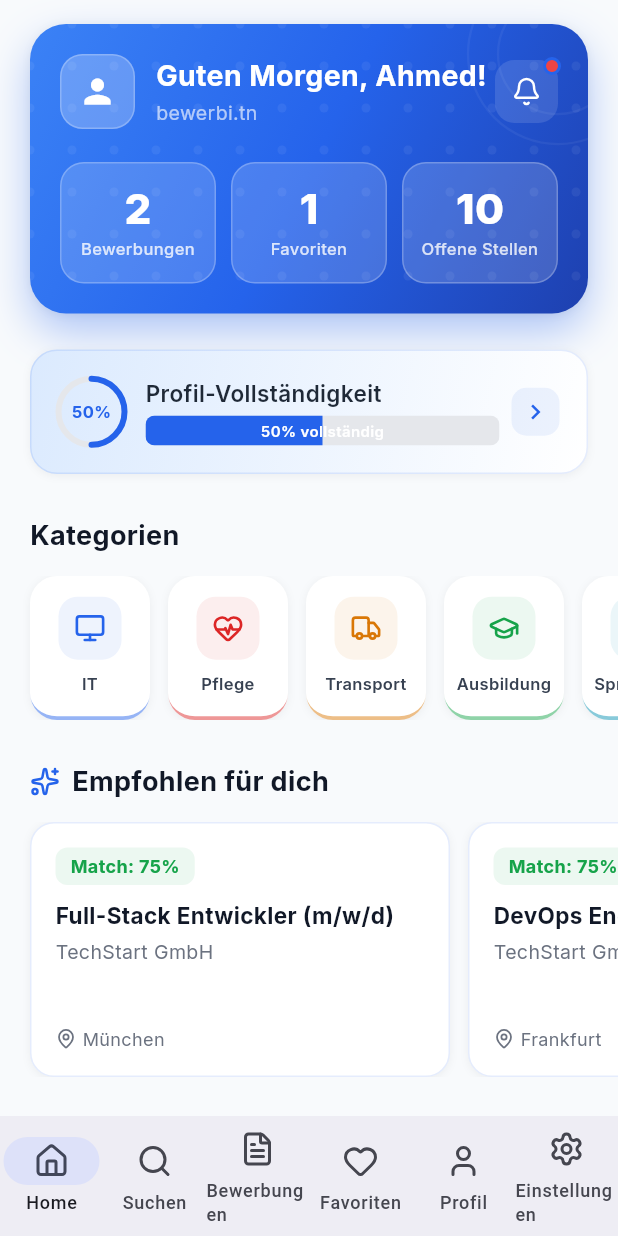
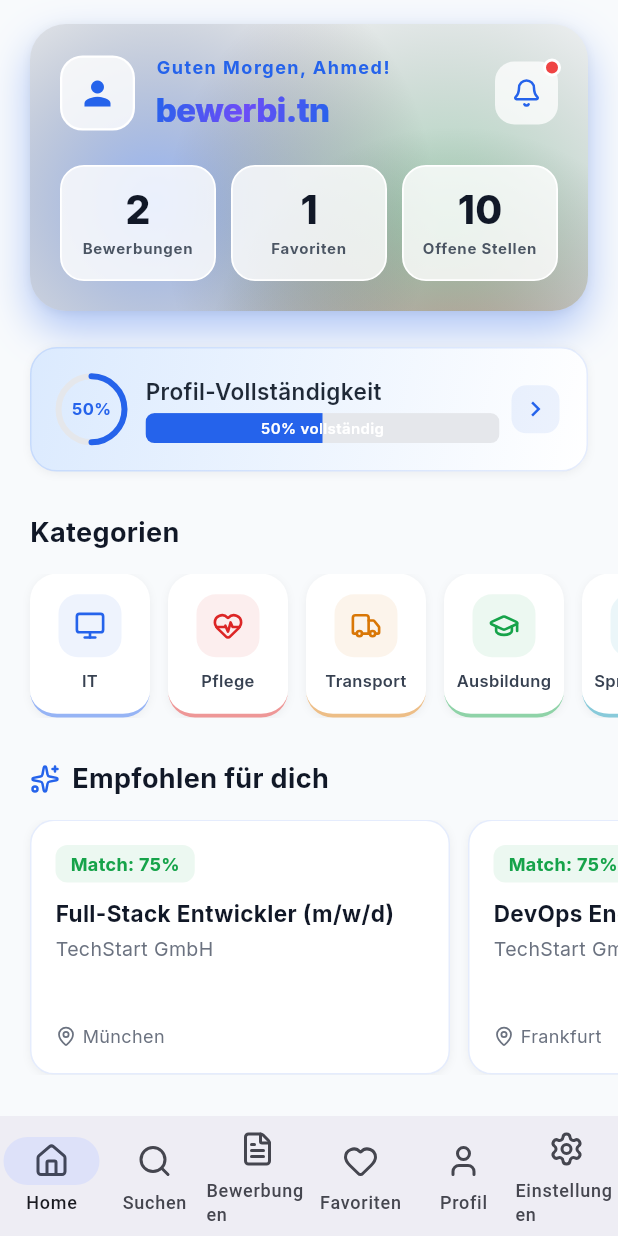
Before and after one commit to tounsii007/bewerbi-tn-suite, a Flutter app: the screen it shows after launch, on a phone screen of 412 x 824 dp. Run offline on Flutter 3.47's test engine with Material 3 defaults, Android fonts, the phone set to English and light mode, and no system bars; our stand-ins replace cached_network_image, file_picker, flutter_riverpod, flutter_secure_storage, go_router, google_fonts and 2 more.

Commit message:
Iter 139: flutter home hero refactor — aurora + glass + NumberTicker
The home-screen hero card was the last elaborate custom-painted
surface in the Flutter app. Now uses the same primitives as the rest.

home_screen.dart _buildHeroCard:
- Solid-gradient Container + DotPatternPainter overlay replaced with
  AppAuroraBackground (vivid variant) — animated multi-blob drift
- Wordmark "bewerbi.tn" is now AppGradientText (22pt brand)
- Greeting label: 12pt small-caps letter-spaced primary
- Avatar / bell backgrounds: darkCard 70% (dark) / white 80% (light)
- Avatar + bell icons: primary instead of white
- Bell badge border auto-themes with surface color
- Stats row: _GlassStatBox (white-on-primary) replaced with new
  _AuroraStatBox (dark text on translucent white) using AppNumberTicker
- Whole hero in AppReveal for fade-in-up

home_screen_painter.dart:
- _DotPatternPainter class removed (aurora supersedes); file stub
  kept (it's a `part of` target)

home_screen_widgets.dart:
- _GlassStatBox removed (unreferenced)
- _AuroraStatBox added with AppNumberTicker

Dropped unused `dart:math` import.

flutter analyze clean.

Co-Authored-By: Claude Opus 4.7 <noreply@anthropic.com>

```diff
--- a/flutter/lib/screens/applicant/home/home_screen_painter.dart
+++ b/flutter/lib/screens/applicant/home/home_screen_painter.dart
@@ -1,51 +1,8 @@
 part of '../home_screen.dart';
 
-/// Paints a subtle dot pattern overlay on the hero card.
-class _DotPatternPainter extends CustomPainter {
-  @override
-  void paint(Canvas canvas, Size size) {
-    final paint = Paint()
-      ..color = Colors.white.withValues(alpha: 0.06)
-      ..style = PaintingStyle.fill;
-
-    const spacing = 28.0;
-    const radius = 3.0;
-
-    for (double x = 0; x < size.width; x += spacing) {
-      for (double y = 0; y < size.height; y += spacing) {
-        canvas.drawCircle(Offset(x, y), radius, paint);
-      }
-    }
-
-    final arcPaint = Paint()
-      ..color = Colors.white.withValues(alpha: 0.05)
-      ..style = PaintingStyle.stroke
-      ..strokeWidth = 1.5;
-
-    canvas.drawArc(
-      Rect.fromCenter(
-        center: Offset(size.width - 20, 20),
-        width: 120,
-        height: 120,
-      ),
-      0,
-      math.pi * 1.5,
-      false,
-      arcPaint,
-    );
-    canvas.drawArc(
-      Rect.fromCenter(
-        center: Offset(size.width - 20, 20),
-        width: 80,
-        height: 80,
-      ),
-      0,
-      math.pi * 1.5,
-      false,
-      arcPaint,
-    );
-  }
-
-  @override
-  bool shouldRepaint(covariant CustomPainter oldDelegate) => false;
-}
+// Iter 139 — _DotPatternPainter removed. The home hero now uses
+// AppAuroraBackground (animated multi-blob backdrop) which provides
+// richer visual interest than a static dot pattern.
+//
+// File kept (instead of deleted) because it's referenced as a `part of`
+// directive in home_screen.dart; deleting it would break the build.
--- a/flutter/lib/screens/applicant/home/home_screen_widgets.dart
+++ b/flutter/lib/screens/applicant/home/home_screen_widgets.dart
@@ -65,30 +65,51 @@ class _CategoryItem {
   const _CategoryItem(this.label, this.icon, this.color);
 }
 
-class _GlassStatBox extends StatelessWidget {
+// Iter 139 — _GlassStatBox removed; the new home hero uses _AuroraStatBox
+// below which is re-themed for the lighter aurora background (dark text on
+// translucent white instead of white-on-primary).
+
+/// Iter 139 — re-themed stat tile for the new aurora hero. Uses dark text
+/// on translucent-white background instead of white-on-primary like the
+/// older _GlassStatBox.
+class _AuroraStatBox extends StatelessWidget {
   final int count;
   final String label;
+  final bool isDark;
 
-  const _GlassStatBox({required this.count, required this.label});
+  const _AuroraStatBox({
+    required this.count,
+    required this.label,
+    required this.isDark,
+  });
 
   @override
   Widget build(BuildContext context) {
+    final bg = isDark
+        ? AppColors.darkCard.withValues(alpha: 0.7)
+        : AppColors.white.withValues(alpha: 0.8);
+    final border = isDark
+        ? AppColors.darkBorder
+        : AppColors.white;
+    final numberColor = isDark ? AppColors.white : AppColors.gray900;
+    final labelColor = isDark ? AppColors.gray400 : AppColors.gray600;
+
     return Expanded(
       child: Container(
-        padding: const EdgeInsets.symmetric(vertical: 14),
+        padding: const EdgeInsets.symmetric(vertical: 14, horizontal: 8),
         decoration: BoxDecoration(
-          color: Colors.white.withValues(alpha: AppAlphas.muted),
+          color: bg,
           borderRadius: AppRadii.lgRadius,
-          border: Border.all(color: Colors.white.withValues(alpha: AppAlphas.medium)),
+          border: Border.all(color: border, width: 1.2),
         ),
         child: Column(
           children: [
-            Text(
-              count.toString(),
+            AppNumberTicker(
+              value: count,
               style: GoogleFonts.inter(
-                fontSize: 28,
+                fontSize: 26,
                 fontWeight: FontWeight.w800,
-                color: AppColors.white,
+                color: numberColor,
                 height: 1.1,
               ),
             ),
@@ -96,9 +117,10 @@ class _GlassStatBox extends StatelessWidget {
             Text(
               label,
               style: GoogleFonts.inter(
-                fontSize: 11,
-                fontWeight: FontWeight.w500,
-                color: AppColors.white.withValues(alpha: AppAlphas.scrim),
+                fontSize: 10,
+                fontWeight: FontWeight.w700,
+                letterSpacing: 0.5,
+                color: labelColor,
               ),
               textAlign: TextAlign.center,
             ),
--- a/flutter/lib/screens/applicant/home_screen.dart
+++ b/flutter/lib/screens/applicant/home_screen.dart
@@ -1,5 +1,3 @@
-import 'dart:math' as math;
-
 import 'package:flutter/material.dart';
 import 'package:flutter_riverpod/flutter_riverpod.dart';
 import 'package:go_router/go_router.dart';
@@ -13,6 +11,10 @@ import 'package:bewerbi_tn_flutter/services/profile_completeness.dart';
 import 'package:bewerbi_tn_flutter/widgets/job_card.dart';
 import 'package:bewerbi_tn_flutter/widgets/skeleton_loader.dart';
 import 'package:bewerbi_tn_flutter/widgets/verify_email_banner.dart';
+import 'package:bewerbi_tn_flutter/widgets/app_aurora_background.dart';
+import 'package:bewerbi_tn_flutter/widgets/app_gradient_text.dart';
+import 'package:bewerbi_tn_flutter/widgets/app_number_ticker.dart';
+import 'package:bewerbi_tn_flutter/widgets/app_reveal.dart';
 
 part 'home/home_screen_constants.dart';
 part 'home/home_screen_painter.dart';
@@ -121,29 +123,21 @@ class _HomeScreenState extends ConsumerState<HomeScreen> {
     required int openJobsCount,
     required bool isDark,
   }) {
-    return Container(
+    // Iter 139 — refactored from a solid-gradient container with custom-
+    // painted dot pattern to a multi-blob AppAuroraBackground. Inner
+    // content stays the same; just the chrome changes.
+    return AppReveal(
+      direction: AppRevealDirection.up,
+      child: Container(
         margin: _HomeScreenUi.heroMargin,
         decoration: BoxDecoration(
-        gradient: const LinearGradient(
-          begin: Alignment.topLeft,
-          end: Alignment.bottomRight,
-          colors: [
-            AppColors.primaryLight,
-            AppColors.primary,
-            AppColors.primaryDeep,
-          ],
-        ),
           borderRadius: AppRadii.pillRadius,
           boxShadow: AppShadows.primaryGlow(_HomeScreenUi.heroGlowOpacity),
         ),
-      child: ClipRRect(
+        child: AppAuroraBackground(
+          variant: AuroraVariant.vivid,
           borderRadius: AppRadii.pillRadius,
-        child: Stack(
-          children: [
-            // Pattern overlay
-            Positioned.fill(child: CustomPaint(painter: _DotPatternPainter())),
-            // Content
-            Padding(
+          child: Padding(
             padding: AppSpacing.cardPadding,
             child: SafeArea(
               bottom: false,
@@ -152,21 +146,26 @@ class _HomeScreenState extends ConsumerState<HomeScreen> {
                   // Top row: avatar + greeting + bell
                   Row(
                     children: [
-                        // Avatar
+                      // Avatar — small white frame on aurora
                       Container(
                         width: 50,
                         height: 50,
                         decoration: BoxDecoration(
-                            color: AppColors.white.withValues(alpha: AppAlphas.medium),
+                          color: isDark
+                              ? AppColors.darkCard.withValues(alpha: 0.7)
+                              : AppColors.white.withValues(alpha: 0.8),
                           borderRadius: BorderRadius.circular(15),
                           border: Border.all(
-                              color: AppColors.white.withValues(alpha: AppAlphas.medium),
+                            color: isDark
+                                ? AppColors.darkBorder
+                                : AppColors.white,
+                            width: 1.5,
                           ),
                         ),
-                          child: const Center(
+                        child: Center(
                           child: Icon(
                             Icons.person,
-                              color: AppColors.white,
+                            color: AppColors.primary,
                             size: 26,
                           ),
                         ),
@@ -179,18 +178,22 @@ class _HomeScreenState extends ConsumerState<HomeScreen> {
                             Text(
                               '${_greeting()}, $firstName!',
                               style: GoogleFonts.inter(
-                                  fontSize: 19,
+                                fontSize: 12,
                                 fontWeight: FontWeight.w700,
-                                  color: AppColors.white,
+                                letterSpacing: 1.0,
+                                color: isDark
+                                    ? AppColors.gray300
+                                    : AppColors.primary,
                               ),
                             ),
-                              const SizedBox(height: 2),
-                              Text(
+                            const SizedBox(height: 4),
+                            AppGradientText(
                               'bewerbi.tn',
+                              variant: GradientVariant.brand,
                               style: GoogleFonts.inter(
-                                  fontSize: 13,
-                                  fontWeight: FontWeight.w400,
-                                  color: AppColors.white.withValues(alpha: AppAlphas.overlay),
+                                fontSize: 22,
+                                fontWeight: FontWeight.w800,
+                                letterSpacing: -0.3,
                               ),
                             ),
                           ],
@@ -204,7 +207,9 @@ class _HomeScreenState extends ConsumerState<HomeScreen> {
                             width: 42,
                             height: 42,
                             decoration: BoxDecoration(
-                                color: AppColors.white.withValues(alpha: AppAlphas.soft),
+                              color: isDark
+                                  ? AppColors.darkCard.withValues(alpha: 0.6)
+                                  : AppColors.white.withValues(alpha: 0.75),
                               borderRadius: BorderRadius.circular(13),
                             ),
                             child: IconButton(
@@ -212,9 +217,11 @@ class _HomeScreenState extends ConsumerState<HomeScreen> {
                                 '/applicant/home/notifications',
                               ),
                               padding: EdgeInsets.zero,
-                                icon: const Icon(
+                              icon: Icon(
                                 LucideIcons.bell,
-                                  color: AppColors.white,
+                                color: isDark
+                                    ? AppColors.gray300
+                                    : AppColors.primary,
                                 size: 20,
                               ),
                             ),
@@ -229,7 +236,9 @@ class _HomeScreenState extends ConsumerState<HomeScreen> {
                                 color: AppColors.errorAccent,
                                 shape: BoxShape.circle,
                                 border: Border.all(
-                                    color: AppColors.primary,
+                                  color: isDark
+                                      ? AppColors.darkCard
+                                      : AppColors.white,
                                   width: 2,
                                 ),
                               ),
@@ -241,22 +250,25 @@ class _HomeScreenState extends ConsumerState<HomeScreen> {
                   ),
                   const SizedBox(height: 22),
 
-                    // Stats row
+                  // Stats row — re-themed for aurora background
                   Row(
                     children: [
-                        _GlassStatBox(
+                      _AuroraStatBox(
                         count: applicationsCount,
                         label: 'Bewerbungen',
+                        isDark: isDark,
                       ),
                       const SizedBox(width: 10),
-                        _GlassStatBox(
+                      _AuroraStatBox(
                         count: favoritesCount,
                         label: 'Favoriten',
+                        isDark: isDark,
                       ),
                       const SizedBox(width: 10),
-                        _GlassStatBox(
+                      _AuroraStatBox(
                         count: openJobsCount,
                         label: 'Offene Stellen',
+                        isDark: isDark,
                       ),
                     ],
                   ),
@@ -264,7 +276,6 @@ class _HomeScreenState extends ConsumerState<HomeScreen> {
               ),
             ),
           ),
-          ],
         ),
       ),
     );
```
Also changed, not shown: 1 other file. Lines whose indentation alone changed are shown as unchanged.
